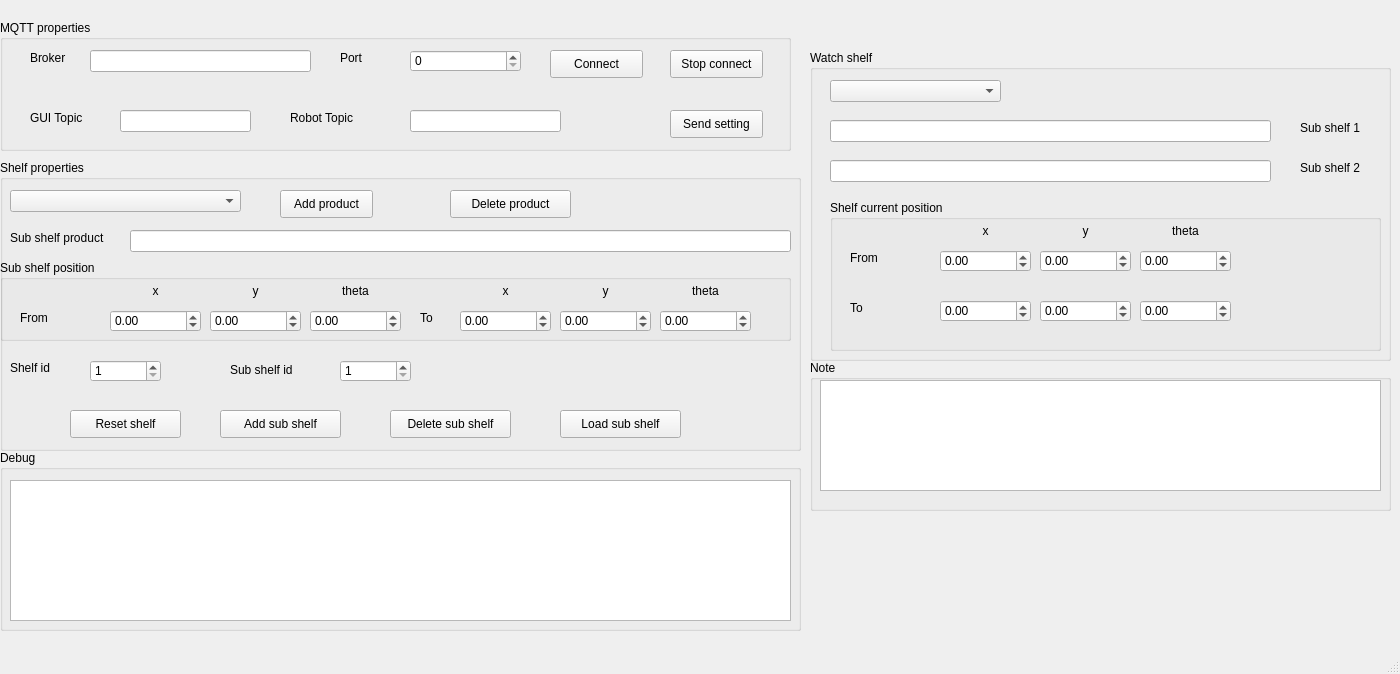
This is DATN_GUI.ui in Anh-phi-ngu-IT-Dien-tu/DATN_Nhung_Firmware_Raspberrypi as Qt 5 draws it before an edit. The edited form follows.
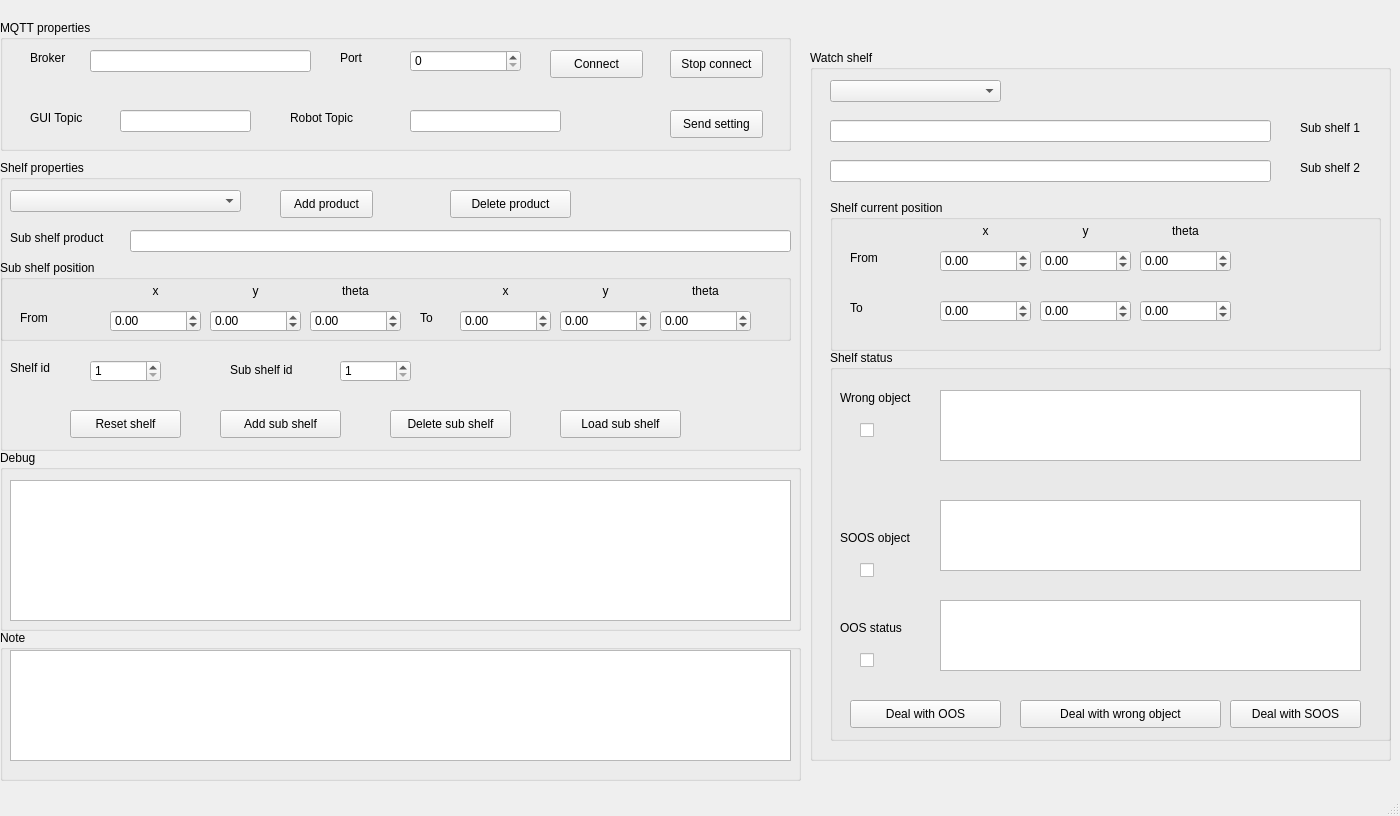
This is the edited form.

Patch:
```diff
--- a/DATN_GUI.ui
+++ b/DATN_GUI.ui
@@ -7,7 +7,7 @@
     <x>0</x>
     <y>0</y>
     <width>1400</width>
-    <height>674</height>
+    <height>816</height>
    </rect>
   </property>
   <property name="windowTitle">
@@ -624,7 +624,7 @@
       <x>810</x>
       <y>50</y>
       <width>581</width>
-      <height>311</height>
+      <height>711</height>
      </rect>
     </property>
     <property name="font">
@@ -877,13 +877,188 @@
       </property>
      </widget>
     </widget>
+    <widget class="QGroupBox" name="shelfStatusGroupBox">
+     <property name="geometry">
+      <rect>
+       <x>20</x>
+       <y>300</y>
+       <width>561</width>
+       <height>391</height>
+      </rect>
+     </property>
+     <property name="title">
+      <string>Shelf status</string>
+     </property>
+     <widget class="QLabel" name="label_3">
+      <property name="geometry">
+       <rect>
+        <x>10</x>
+        <y>40</y>
+        <width>101</width>
+        <height>16</height>
+       </rect>
+      </property>
+      <property name="text">
+       <string>Wrong object</string>
+      </property>
+     </widget>
+     <widget class="QLabel" name="label_15">
+      <property name="geometry">
+       <rect>
+        <x>10</x>
+        <y>180</y>
+        <width>101</width>
+        <height>16</height>
+       </rect>
+      </property>
+      <property name="text">
+       <string>SOOS object</string>
+      </property>
+     </widget>
+     <widget class="QLabel" name="label_20">
+      <property name="geometry">
+       <rect>
+        <x>10</x>
+        <y>270</y>
+        <width>101</width>
+        <height>16</height>
+       </rect>
+      </property>
+      <property name="text">
+       <string>OOS status</string>
+      </property>
+     </widget>
+     <widget class="QPushButton" name="dealOOSPushButton">
+      <property name="geometry">
+       <rect>
+        <x>20</x>
+        <y>350</y>
+        <width>151</width>
+        <height>28</height>
+       </rect>
+      </property>
+      <property name="text">
+       <string>Deal with OOS</string>
+      </property>
+      <property name="checkable">
+       <bool>false</bool>
+      </property>
+     </widget>
+     <widget class="QPushButton" name="wrongObjectPushButton">
+      <property name="geometry">
+       <rect>
+        <x>190</x>
+        <y>350</y>
+        <width>201</width>
+        <height>28</height>
+       </rect>
+      </property>
+      <property name="text">
+       <string>Deal with wrong object</string>
+      </property>
+     </widget>
+     <widget class="QPushButton" name="SOOSPushButton">
+      <property name="geometry">
+       <rect>
+        <x>400</x>
+        <y>350</y>
+        <width>131</width>
+        <height>28</height>
+       </rect>
+      </property>
+      <property name="text">
+       <string>Deal with SOOS</string>
+      </property>
+     </widget>
+     <widget class="QTextBrowser" name="wrongObjectTextBrowser">
+      <property name="geometry">
+       <rect>
+        <x>110</x>
+        <y>40</y>
+        <width>421</width>
+        <height>71</height>
+       </rect>
+      </property>
+     </widget>
+     <widget class="QTextBrowser" name="SOOSObjectTextBrowser">
+      <property name="geometry">
+       <rect>
+        <x>110</x>
+        <y>150</y>
+        <width>421</width>
+        <height>71</height>
+       </rect>
+      </property>
+     </widget>
+     <widget class="QTextBrowser" name="OOSStatusTextBrowser">
+      <property name="geometry">
+       <rect>
+        <x>110</x>
+        <y>250</y>
+        <width>421</width>
+        <height>71</height>
+       </rect>
+      </property>
+     </widget>
+     <widget class="QCheckBox" name="wrongObjectCheckBox">
+      <property name="geometry">
+       <rect>
+        <x>30</x>
+        <y>70</y>
+        <width>41</width>
+        <height>20</height>
+       </rect>
+      </property>
+      <property name="text">
+       <string/>
+      </property>
+      <property name="checkable">
+       <bool>true</bool>
+      </property>
+      <property name="checked">
+       <bool>false</bool>
+      </property>
+     </widget>
+     <widget class="QCheckBox" name="SOOSObjectCheckBox">
+      <property name="geometry">
+       <rect>
+        <x>30</x>
+        <y>210</y>
+        <width>41</width>
+        <height>20</height>
+       </rect>
+      </property>
+      <property name="text">
+       <string/>
+      </property>
+      <property name="checkable">
+       <bool>true</bool>
+      </property>
+     </widget>
+     <widget class="QCheckBox" name="OOSStatusCheckBox">
+      <property name="geometry">
+       <rect>
+        <x>30</x>
+        <y>300</y>
+        <width>41</width>
+        <height>20</height>
+       </rect>
+      </property>
+      <property name="text">
+       <string/>
+      </property>
+      <property name="checkable">
+       <bool>true</bool>
+      </property>
+     </widget>
+    </widget>
    </widget>
    <widget class="QGroupBox" name="noteGroupBox">
     <property name="geometry">
      <rect>
-      <x>810</x>
-      <y>360</y>
-      <width>581</width>
+      <x>0</x>
+      <y>630</y>
+      <width>801</width>
       <height>151</height>
      </rect>
     </property>
@@ -900,7 +1075,7 @@
       <rect>
        <x>10</x>
        <y>20</y>
-       <width>561</width>
+       <width>781</width>
        <height>111</height>
       </rect>
      </property>
```
